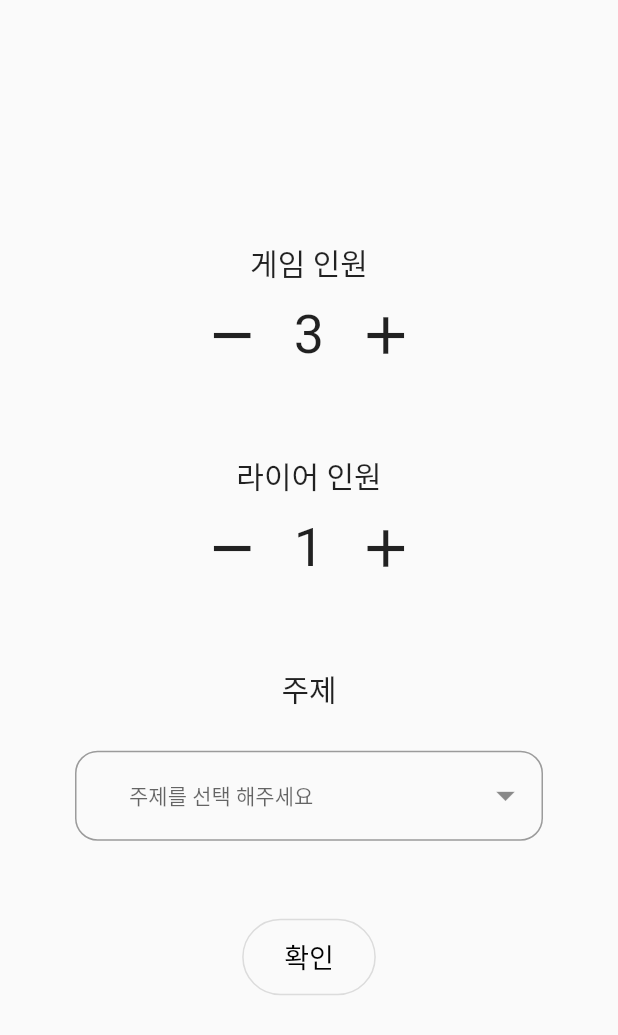
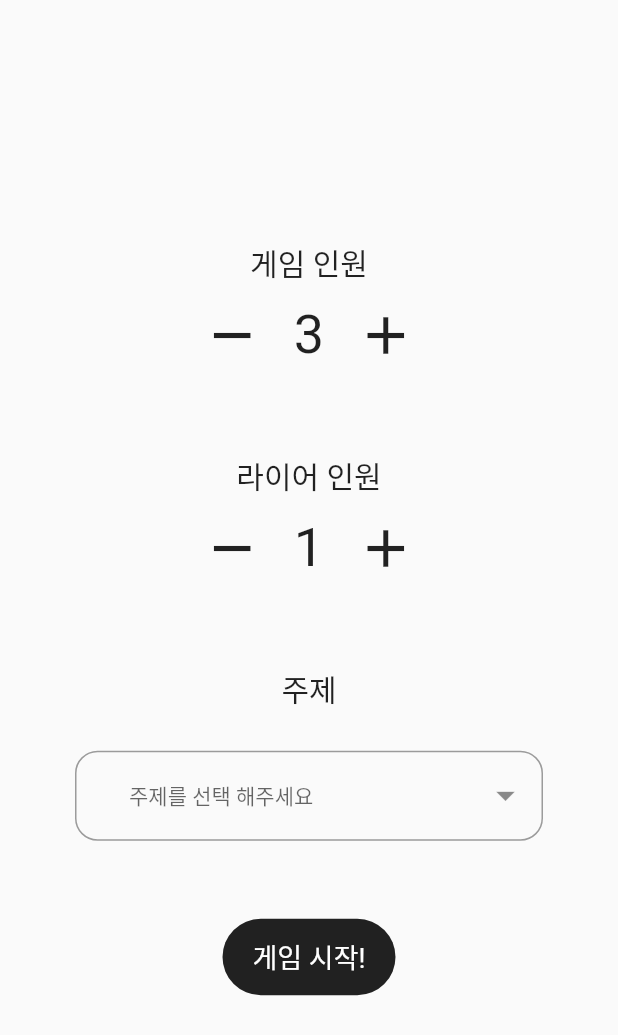
Before and after one commit to LIMMIHEE/Fool-Liar-Game, a Flutter app: the screen it shows after launch, on a phone screen of 412 x 824 dp. Shown: the top 1035 px of the screen. Run offline on Flutter 3.47's test engine with Material 2 defaults, Android fonts, the phone set to English and light mode, and no system bars; our stand-ins replace dropdown_button2.

Commit message:
[feat] UI 및 기능 개선
- UI 디자인 개선
- 라이어 수가 플레이어 수보다 반드시 적도록 개선

```diff
--- a/fool_liar_game/lib/Screen/HomeScreen.dart
+++ b/fool_liar_game/lib/Screen/HomeScreen.dart
@@ -11,6 +11,9 @@ class HomeScreen extends StatefulWidget {
 
 class _HomeScreenState extends State<HomeScreen> {
   final menuType = ["음식", "영화", "직업", "동물", "장소", "나라"];
+  final border = OutlineInputBorder(
+    borderRadius: BorderRadius.circular(15),
+  );
   String? selectedValue;
   int personCount = 3;
   int foolCount = 1;
@@ -32,7 +35,10 @@ class _HomeScreenState extends State<HomeScreen> {
               },
               downAction: () {
                 setState(() {
-                  if (personCount > 3) personCount--;
+                  if (personCount > 3) {
+                    personCount--;
+                    if (foolCount == personCount) foolCount--;
+                  }
                 });
               },
             ),
@@ -57,9 +63,8 @@ class _HomeScreenState extends State<HomeScreen> {
                 decoration: InputDecoration(
                   isDense: true,
                   contentPadding: EdgeInsets.zero,
-                  border: OutlineInputBorder(
-                    borderRadius: BorderRadius.circular(15),
-                  ),
+                  focusedBorder: border,
+                  border: border,
                 ),
                 isExpanded: true,
                 hint: const Text(
@@ -111,17 +116,13 @@ class _HomeScreenState extends State<HomeScreen> {
             ),
             Padding(
               padding: const EdgeInsets.only(top: 26),
-              child: OutlinedButton(
-                  style: ButtonStyle(
-                    shape: MaterialStateProperty.all(RoundedRectangleBorder(
-                        borderRadius: BorderRadius.circular(30.0))),
-                  ),
-                  onPressed: () {
+              child: InkWell(
+                  splashColor: Colors.transparent,
+                  onTap: () {
                     if (selectedValue == null) {
                       ScaffoldMessenger.of(context).showSnackBar(const SnackBar(
-                        content: Text('주제를 선택 해주세요.'),
+                        content: Text('주제를 선택해주세요.'),
                       ));
-
                       return;
                     }
 
@@ -133,11 +134,15 @@ class _HomeScreenState extends State<HomeScreen> {
                                 playerCount: personCount,
                                 foolCount: foolCount)));
                   },
-                  child: const Padding(
-                    padding: EdgeInsets.all(12),
-                    child: Text(
-                      "확인",
-                      style: TextStyle(color: Colors.black, fontSize: 18),
+                  child: Container(
+                    padding: const EdgeInsets.symmetric(
+                        vertical: 12, horizontal: 20),
+                    decoration: BoxDecoration(
+                        color: Colors.black87,
+                        borderRadius: BorderRadius.circular(30)),
+                    child: const Text(
+                      "게임 시작!",
+                      style: TextStyle(color: Colors.white, fontSize: 18),
                     ),
                   )),
             )
```
Also changed, not shown: fool_liar_game/lib/Screen/PlayScreen.dart (+24 -13 lines).
